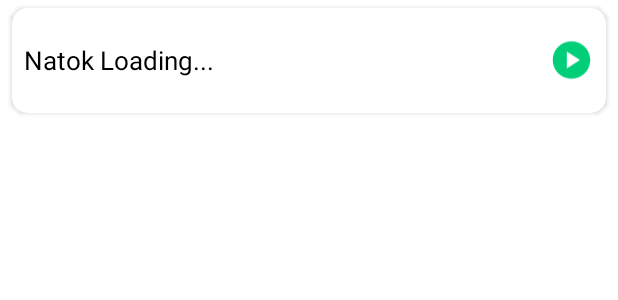
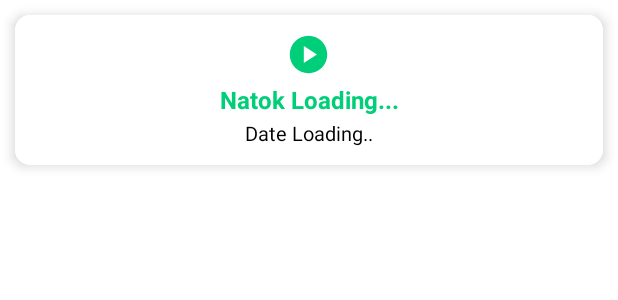
Before and after one commit to jishan1019/Bangla-Serial-Natok, an Android app: the layout list_item_natok.xml on its own in the app's theme, with its tools: preview values and no code run, on a phone screen of 412 x 824 dp. Shown: the top 300 px of the screen. Run offline under Robolectric (Android 15) with nearby library versions, the phone set to English and light mode, and no system bars; network calls fail.

Commit message:
channel page design complete

```diff
--- a/app/src/main/AndroidManifest.xml
+++ b/app/src/main/AndroidManifest.xml
@@ -17,7 +17,7 @@
         android:theme="@style/Theme.BanglaSerialNatok"
         tools:targetApi="31">
         <activity
-            android:name=".ServerActivity"
+            android:name=".MainActivity"
             android:exported="false">
             <meta-data
                 android:name="android.app.lib_name"
@@ -31,7 +31,7 @@
                 android:value="" />
         </activity>
         <activity
-            android:name=".MainActivity"
+            android:name=".ServerActivity"
             android:exported="true">
             <intent-filter>
                 <action android:name="android.intent.action.MAIN" />
--- a/app/src/main/res/layout/activity_server.xml
+++ b/app/src/main/res/layout/activity_server.xml
@@ -17,8 +17,9 @@
         android:visibility="gone"/>
 
 
-    <ListView
+    <GridView
         android:id="@+id/listView"
+        android:numColumns="2"
         android:layout_width="match_parent"
         android:layout_height="match_parent"/>
 
--- a/app/src/main/res/layout/list_item_natok.xml
+++ b/app/src/main/res/layout/list_item_natok.xml
@@ -8,48 +8,57 @@
 
    <androidx.cardview.widget.CardView
        android:layout_width="match_parent"
-       android:layout_height="70dp"
-       android:layout_marginLeft="8dp"
-       android:layout_marginRight="8dp"
-       android:layout_marginTop="5dp"
-       android:layout_marginBottom="5dp"
+       android:layout_height="100dp"
+       android:layout_margin="10dp"
        app:cardCornerRadius="10dp"
-       android:elevation="30dp"
-       android:backgroundTint="@color/white"
+       app:cardElevation="5dp"
+
        >
 
        <LinearLayout
            android:id="@+id/playVideoBtn"
            android:layout_width="match_parent"
            android:layout_height="match_parent"
-           android:orientation="horizontal"
+           android:orientation="vertical"
            android:layout_gravity="center"
            android:gravity="center"
-           android:weightSum="2"
-           android:paddingLeft="8dp"
-           android:paddingRight="8dp"
-           android:paddingTop="3dp"
-           android:paddingBottom="3dp"
+           android:padding="5dp"
+           android:background="@color/white"
            >
+
+           <ImageView
+               android:layout_width="30dp"
+               android:layout_height="30dp"
+               android:gravity="center |right"
+               android:src="@drawable/ic_baseline_play_circle_24"
+               />
 
            <TextView
                android:id="@+id/textViewNatokTitle"
                android:layout_width="match_parent"
-               android:layout_height="match_parent"
-               android:textSize="17sp"
-               android:textColor="@color/black"
-               android:gravity="center |left"
+               android:layout_height="wrap_content"
+               android:textSize="16sp"
+               android:textColor="@color/primaryColor"
+               android:gravity="center"
+               android:textStyle="bold"
+               android:layout_marginTop="4dp"
+               android:maxLines="1"
                android:text="Natok Loading..."
-               android:layout_weight="1"
                />
 
-           <ImageView
-               android:layout_width="60dp"
-               android:layout_height="60dp"
-               android:gravity="center |right"
-               android:layout_weight="1"
-               android:src="@drawable/ic_baseline_play_circle_24"
+           <TextView
+               android:id="@+id/epsdDate"
+               android:layout_width="match_parent"
+               android:layout_height="wrap_content"
+               android:textSize="13sp"
+               android:textColor="@color/black"
+               android:gravity="center"
+               android:text="Date Loading.."
+               android:layout_marginTop="2dp"
+               android:maxLines="1"
                />
+
+
 
        </LinearLayout>
 
```
Also changed, not shown: app/src/main/java/com/bangalhindi/banglaserialnatok/ServerActivity.java (+8 -2 lines), app/src/main/res/layout/activity_main.xml (+65 -39 lines).
